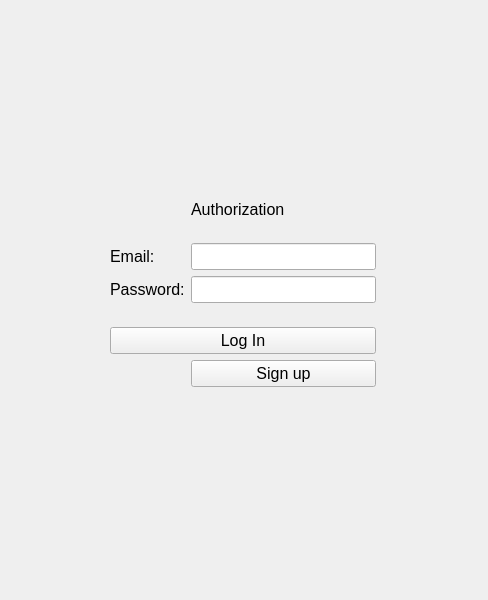
Qt form src/messenger/authorizationwin.ui (Vov11x/qt_messenger) before a commit.
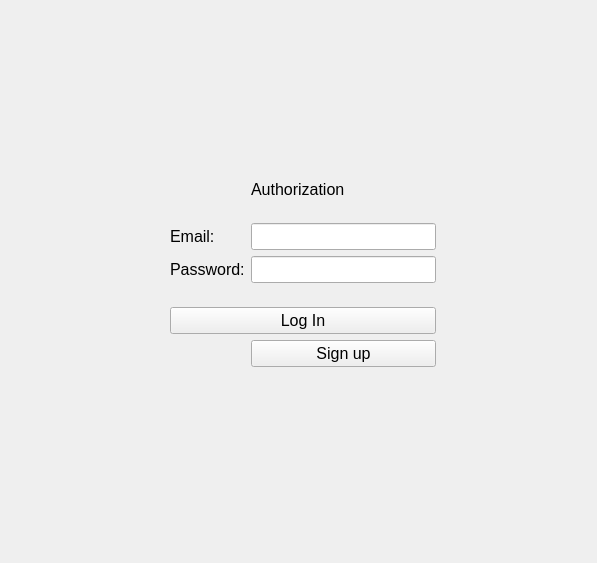
The same form after that commit.

What changed in the file:
```diff
--- a/src/messenger/authorizationwin.ui
+++ b/src/messenger/authorizationwin.ui
@@ -6,8 +6,8 @@
    <rect>
     <x>0</x>
     <y>0</y>
-    <width>488</width>
-    <height>600</height>
+    <width>597</width>
+    <height>563</height>
    </rect>
   </property>
   <property name="windowTitle">
@@ -21,8 +21,8 @@
    <widget class="QWidget" name="formLayoutWidget">
     <property name="geometry">
      <rect>
-      <x>110</x>
-      <y>200</y>
+      <x>170</x>
+      <y>180</y>
       <width>266</width>
       <height>187</height>
      </rect>
```
